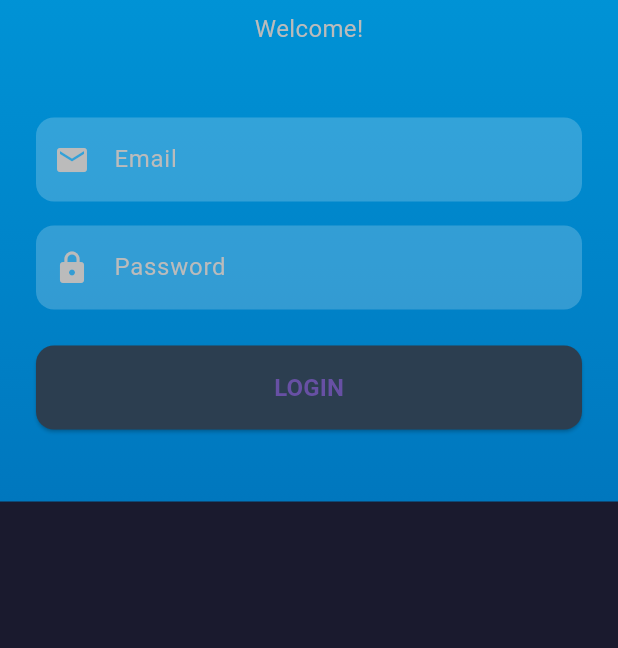
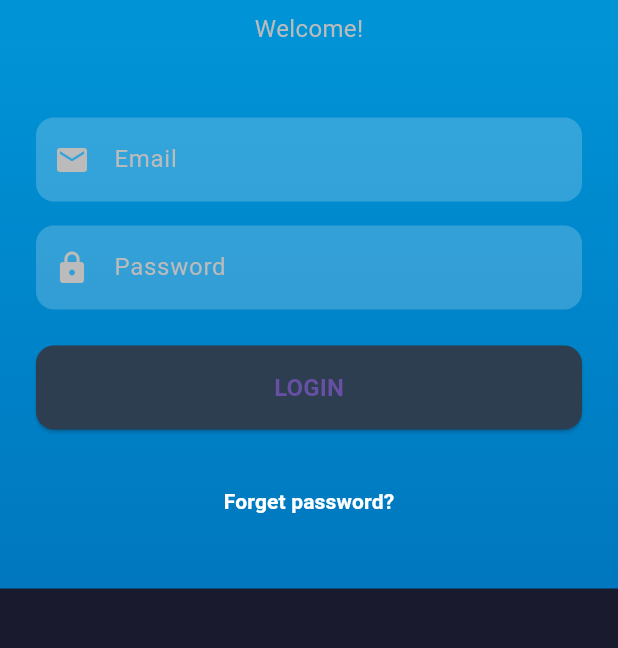
Before and after one commit to hkuspace-pu/comp2003hk-2526-group-group3, a Flutter app: the screen it shows after launch, on a phone screen of 412 x 824 dp, the part 391-1039 px from its top. Run offline on Flutter 3.47's test engine with Material 3 defaults, Android fonts, the phone set to English and light mode, and no system bars; our stand-ins replace cloud_firestore, file_picker, firebase_auth, firebase_core, share_plus; accounts and stored records are empty.

Commit message:
Add forget password logic
Co-Authored-By: ianho-plymouth <239779837+ianho-plymouth@users.noreply.github.com>

```diff
--- a/lib/screens/login_screen.dart
+++ b/lib/screens/login_screen.dart
@@ -51,6 +51,12 @@ class _LoginScreenState extends State<LoginScreen> {
         setState(() => _isLoading = false);
       }
     }
+  }
+
+  void _onForgotPassword() {
+    ScaffoldMessenger.of(context).showSnackBar(
+      const SnackBar(content: Text('Please contact admin to reset password.')),
+    );
   }
 
   String _parseError(String error) {
@@ -150,6 +156,19 @@ class _LoginScreenState extends State<LoginScreen> {
                   ),
                 ),
                 const SizedBox(height: 24),
+                Center(
+                  child: TextButton(
+                    onPressed: _onForgotPassword,
+                    child: const Text(
+                      'Forget password?',
+                      style: TextStyle(
+                        color: AppColors.textWhite,
+                        fontWeight: FontWeight.w600,
+                      ),
+                    ),
+                  ),
+                ),
+                const SizedBox(height: 10),
               ],
             ),
           ),
```
